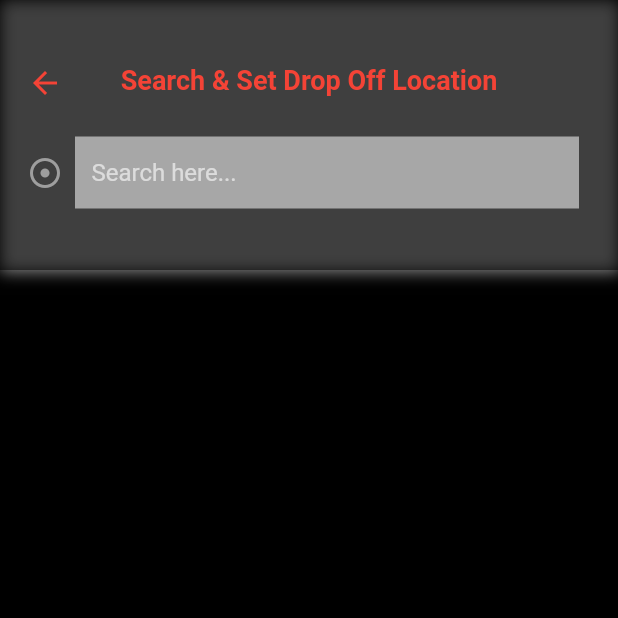
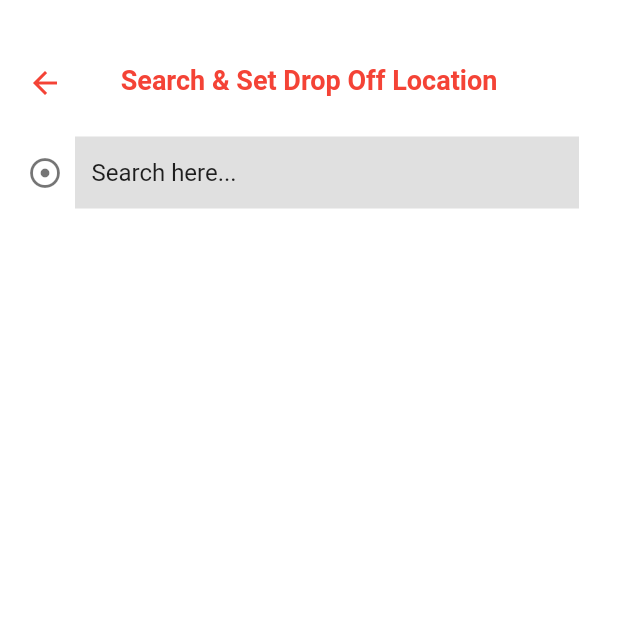
Before and after one commit to oscar72324/csun_user, a Flutter app: the SearchPlacesScreen screen opened directly, on a phone screen of 412 x 824 dp, the top half of it. Run offline on Flutter 3.47's test engine with Material 2 defaults, Android fonts, the phone set to English and light mode, and no system bars; our stand-ins replace firebase_auth, firebase_core, firebase_database, fluttertoast, geolocator, google_maps_flutter and 1 more; missing offline and left inert: flutter_geofire, flutter_polyline_points; accounts and stored records are empty.

Commit message:
Main screen search update, light & dark mode partial fix

```diff
--- a/lib/mainScreens/about_screen.dart
+++ b/lib/mainScreens/about_screen.dart
@@ -38,13 +38,14 @@ class _AboutScreenState extends State<AboutScreen>{
                 height: 20,
               ),
 
-              const Text(
+              Text(
                 "This app was made by CSUN students to aid students, visitors, and staff. "
                 "We aim to make campus safety and transporation information more accessible to protect our community.",
                 textAlign: TextAlign.center,
                 style: TextStyle(
                   fontSize: 16,
                   // fontWeight: FontWeight.bold,
+                  color: appThemeBrightness == Brightness.dark ? Colors.white70 : Colors.black87,
                 ),
               ),
 
--- a/lib/mainScreens/profile_screen.dart
+++ b/lib/mainScreens/profile_screen.dart
@@ -19,9 +19,10 @@ class _ProfileScreenState extends State<ProfileScreen>{
           children: [
             Text(
               userModelCurrentInfo!.name!,
-              style: const TextStyle(
+              style: TextStyle(
                 fontSize: 50,
                 fontWeight: FontWeight.bold,
+                color: appThemeBrightness == Brightness.dark ? Colors.white : Colors.black,
               ),
             ),
 
--- a/lib/mainScreens/search_places_screen.dart
+++ b/lib/mainScreens/search_places_screen.dart
@@ -3,6 +3,8 @@ import 'package:csun_user/global/map_key.dart';
 import 'package:csun_user/models/predicted_places.dart';
 import 'package:csun_user/widgets/place_prediction_tile.dart';
 import 'package:flutter/material.dart';
+
+import '../global/global.dart';
 
 class SearchPlacesScreen extends StatefulWidget{
   @override
@@ -33,25 +35,24 @@ class _SearchPlacesScreenState extends State<SearchPlacesScreen>{
           placesPredictedList = placePredictionsList;
         });
       }
-      //print("this is response/result: ");
-      //print(responseAutoCompleteSearch);
+      print("this is response/result: ");
+      print(responseAutoCompleteSearch);
     }
   }
 
   @override
   Widget build(BuildContext context){
     return Scaffold(
-      backgroundColor: Colors.black,
+      backgroundColor: appThemeBrightness == Brightness.dark ? Colors.black : Colors.white,
       body: Column(
         children: [
           // search place ui
           Container(
             height: 180,
-            decoration: const BoxDecoration(
-              color: Colors.black54,
+            decoration: BoxDecoration(
               boxShadow: [
                 BoxShadow(
-                  color: Colors.white54,
+                  color: appThemeBrightness == Brightness.dark ? Colors.black54 : Colors.white54,
                   blurRadius: 8,
                   spreadRadius: 0.5,
                   offset: Offset(0.7, 0.7),
@@ -76,7 +77,7 @@ class _SearchPlacesScreenState extends State<SearchPlacesScreen>{
                       ),
 
                       const Center(
-                        child: const Text(
+                        child: Text(
                           "Search & Set Drop Off Location",
                           style: TextStyle(
                             fontSize: 18.0,
@@ -92,9 +93,9 @@ class _SearchPlacesScreenState extends State<SearchPlacesScreen>{
 
                   Row(
                     children: [
-                      const Icon(
+                      Icon(
                         Icons.adjust_sharp,
-                        color: Colors.grey,
+                        color: appThemeBrightness == Brightness.dark ? Colors.white54 : Colors.black54,
                         ),
 
                         const SizedBox(height: 18),
@@ -106,12 +107,13 @@ class _SearchPlacesScreenState extends State<SearchPlacesScreen>{
                               onChanged: (valueTyped){
                                 findPlaceAutoCompleteSearch(valueTyped);
                               },
-                              decoration: const InputDecoration(
+                              decoration: InputDecoration(
                                 hintText: "Search here...",
-                                fillColor: Colors.white54,
+                                hintStyle: TextStyle(color: appThemeBrightness == Brightness.dark ? Colors.white70 : Colors.black87),
+                                fillColor: appThemeBrightness == Brightness.dark ? Colors.white12 : Colors.black12,
                                 filled: true,
                                 border: InputBorder.none,
-                                contentPadding: EdgeInsets.only(
+                                contentPadding: const EdgeInsets.only(
                                   left: 11.0,
                                   top: 0.0,
                                   bottom: 0.0,
@@ -129,11 +131,11 @@ class _SearchPlacesScreenState extends State<SearchPlacesScreen>{
           ),
 
           // display place predictions result
-          (placesPredictedList.length > 0)
+          (placesPredictedList.isNotEmpty)
           ? Expanded(
             child: ListView.separated(
               itemCount: placesPredictedList.length,
-              physics: ClampingScrollPhysics(),
+              physics: const ClampingScrollPhysics(),
               itemBuilder: (context, index){
                 return PlacePredictionTileDesign(
                   predictedPlaces: placesPredictedList[index],
@@ -142,7 +144,7 @@ class _SearchPlacesScreenState extends State<SearchPlacesScreen>{
               separatorBuilder: (BuildContext context, int index){
                 return const Divider(
                   height: 1,
-                  color: Colors.white,
+                  color: Colors.grey,
                   thickness: 1,
                 );
               },
--- a/lib/splashScreen/splash_screen.dart
+++ b/lib/splashScreen/splash_screen.dart
@@ -42,6 +42,7 @@ class _MySplashScreenState extends State<MySplashScreen> {
     return Material(
       child: Container(
         // color: Colors.black,
+        color: MediaQuery.of(context).platformBrightness == Brightness.dark ? Colors.black87 : Colors.white70,
         child: Center(
           child: Column(
             mainAxisAlignment: MainAxisAlignment.center,
```
Also changed, not shown: lib/mainScreens/main_screen.dart (+87 -69 lines), lib/widgets/my_drawer.dart (+7 -7 lines), 1 other file.
